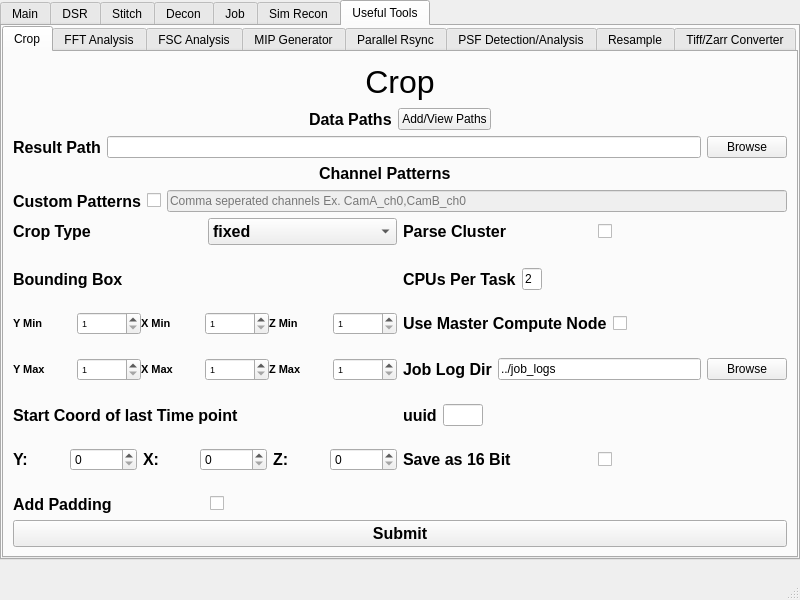
This is src/mainwindow.ui in abcucberkeley/PetaKit5D-GUI as Qt 5 draws it before an edit. The edited form follows.
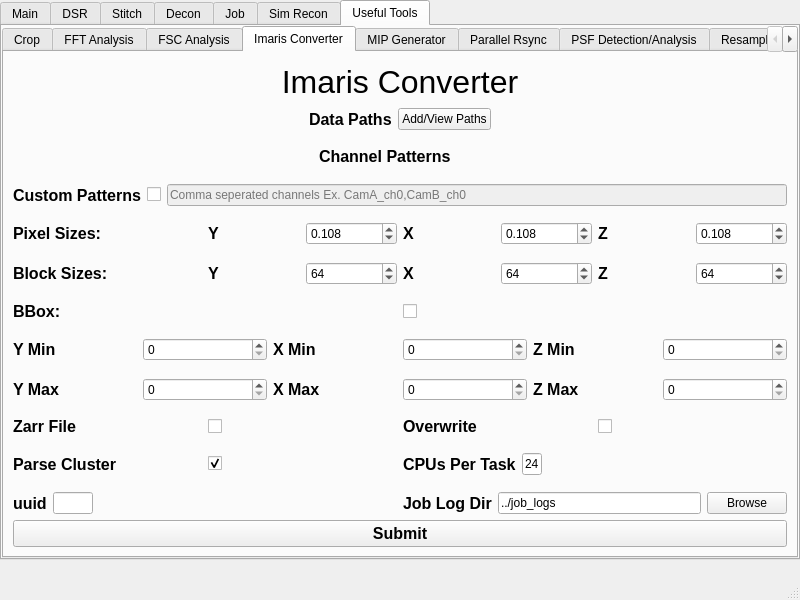
This is the edited form. The open tabs and pages were chosen to show the change.

Commit message: Added the Imaris Converter to Useful Tools

```diff
--- a/src/mainwindow.ui
+++ b/src/mainwindow.ui
@@ -7839,6 +7839,1056 @@
           </item>
          </layout>
         </widget>
+        <widget class="QWidget" name="imarisConverter">
+         <attribute name="title">
+          <string>Imaris Converter</string>
+         </attribute>
+         <layout class="QGridLayout" name="gridLayout_19" rowstretch="1,10,1">
+          <item row="0" column="0">
+           <layout class="QVBoxLayout" name="verticalLayout_45">
+            <item>
+             <layout class="QHBoxLayout" name="horizontalLayout_201">
+              <item>
+               <widget class="QLabel" name="imarisConverterLabel">
+                <property name="font">
+                 <font>
+                  <pointsize>24</pointsize>
+                  <bold>false</bold>
+                 </font>
+                </property>
+                <property name="text">
+                 <string>Imaris Converter</string>
+                </property>
+                <property name="alignment">
+                 <set>Qt::AlignCenter</set>
+                </property>
+               </widget>
+              </item>
+             </layout>
+            </item>
+           </layout>
+          </item>
+          <item row="1" column="0">
+           <layout class="QVBoxLayout" name="verticalLayout_46" stretch="1,1,1,1,1,1,1,1,1,1,1,1,1,1,0,1,1,1,1,1,1">
+            <property name="bottomMargin">
+             <number>0</number>
+            </property>
+            <item>
+             <layout class="QHBoxLayout" name="imarisConverterDataPathsHorizontalLayout">
+              <item>
+               <spacer name="horizontalSpacer_76">
+                <property name="orientation">
+                 <enum>Qt::Horizontal</enum>
+                </property>
+                <property name="sizeHint" stdset="0">
+                 <size>
+                  <width>40</width>
+                  <height>20</height>
+                 </size>
+                </property>
+               </spacer>
+              </item>
+              <item>
+               <widget class="QLabel" name="imarisConverterDataPathsLabel">
+                <property name="font">
+                 <font>
+                  <pointsize>12</pointsize>
+                  <bold>true</bold>
+                  <strikeout>false</strikeout>
+                  <kerning>true</kerning>
+                 </font>
+                </property>
+                <property name="text">
+                 <string>Data Paths</string>
+                </property>
+               </widget>
+              </item>
+              <item>
+               <widget class="QPushButton" name="imarisConverterAddPathsButton">
+                <property name="text">
+                 <string>Add/View Paths</string>
+                </property>
+               </widget>
+              </item>
+              <item>
+               <spacer name="horizontalSpacer_77">
+                <property name="orientation">
+                 <enum>Qt::Horizontal</enum>
+                </property>
+                <property name="sizeHint" stdset="0">
+                 <size>
+                  <width>40</width>
+                  <height>20</height>
+                 </size>
+                </property>
+               </spacer>
+              </item>
+             </layout>
+            </item>
+            <item>
+             <spacer name="verticalSpacer_99">
+              <property name="orientation">
+               <enum>Qt::Vertical</enum>
+              </property>
+              <property name="sizeHint" stdset="0">
+               <size>
+                <width>20</width>
+                <height>40</height>
+               </size>
+              </property>
+             </spacer>
+            </item>
+            <item>
+             <layout class="QHBoxLayout" name="imarisConverterChannelPatternsHorizontalLayout">
+              <item>
+               <widget class="QLabel" name="imarisConverterChannelPatternsLabel">
+                <property name="sizePolicy">
+                 <sizepolicy hsizetype="Maximum" vsizetype="Maximum">
+                  <horstretch>0</horstretch>
+                  <verstretch>0</verstretch>
+                 </sizepolicy>
+                </property>
+                <property name="font">
+                 <font>
+                  <pointsize>12</pointsize>
+                  <bold>true</bold>
+                  <strikeout>false</strikeout>
+                  <kerning>true</kerning>
+                 </font>
+                </property>
+                <property name="text">
+                 <string>Channel Patterns</string>
+                </property>
+               </widget>
+              </item>
+              <item>
+               <spacer name="imarisConverterChannelPatternsHorizontalSpacer">
+                <property name="orientation">
+                 <enum>Qt::Horizontal</enum>
+                </property>
+                <property name="sizeType">
+                 <enum>QSizePolicy::Maximum</enum>
+                </property>
+                <property name="sizeHint" stdset="0">
+                 <size>
+                  <width>30</width>
+                  <height>20</height>
+                 </size>
+                </property>
+               </spacer>
+              </item>
+             </layout>
+            </item>
+            <item>
+             <spacer name="verticalSpacer_100">
+              <property name="orientation">
+               <enum>Qt::Vertical</enum>
+              </property>
+              <property name="sizeHint" stdset="0">
+               <size>
+                <width>20</width>
+                <height>40</height>
+               </size>
+              </property>
+             </spacer>
+            </item>
+            <item>
+             <layout class="QHBoxLayout" name="imarisConverterCustomPatternsHorizontalLayout">
+              <item>
+               <widget class="QLabel" name="imarisConverterCustomPatternsLabel">
+                <property name="font">
+                 <font>
+                  <pointsize>12</pointsize>
+                  <bold>true</bold>
+                  <strikeout>false</strikeout>
+                  <kerning>true</kerning>
+                 </font>
+                </property>
+                <property name="text">
+                 <string>Custom Patterns</string>
+                </property>
+               </widget>
+              </item>
+              <item>
+               <widget class="QCheckBox" name="imarisConverterCustomPatternsCheckBox">
+                <property name="autoFillBackground">
+                 <bool>false</bool>
+                </property>
+                <property name="text">
+                 <string/>
+                </property>
+               </widget>
+              </item>
+              <item>
+               <widget class="QLineEdit" name="imarisConverterCustomPatternsLineEdit">
+                <property name="enabled">
+                 <bool>false</bool>
+                </property>
+                <property name="placeholderText">
+                 <string>Comma seperated channels Ex. CamA_ch0,CamB_ch0</string>
+                </property>
+               </widget>
+              </item>
+             </layout>
+            </item>
+            <item>
+             <spacer name="verticalSpacer_101">
+              <property name="orientation">
+               <enum>Qt::Vertical</enum>
+              </property>
+              <property name="sizeHint" stdset="0">
+               <size>
+                <width>20</width>
+                <height>40</height>
+               </size>
+              </property>
+             </spacer>
+            </item>
+            <item>
+             <layout class="QHBoxLayout" name="imarisConverterPixelSizesHorizontalLayout" stretch="1,1,1,1">
+              <item>
+               <layout class="QHBoxLayout" name="imarisConverterPixelSizesLabelLayout">
+                <item>
+                 <widget class="QLabel" name="imarisConverterPixelSizesLabel">
+                  <property name="font">
+                   <font>
+                    <pointsize>12</pointsize>
+                    <bold>true</bold>
+                   </font>
+                  </property>
+                  <property name="text">
+                   <string>Pixel Sizes:</string>
+                  </property>
+                 </widget>
+                </item>
+               </layout>
+              </item>
+              <item>
+               <layout class="QHBoxLayout" name="imarisConverterPixelSizesYHorizontalLayout">
+                <item>
+                 <widget class="QLabel" name="imarisConverterPixelSizesYLabel">
+                  <property name="enabled">
+                   <bool>true</bool>
+                  </property>
+                  <property name="font">
+                   <font>
+                    <pointsize>12</pointsize>
+                    <bold>true</bold>
+                   </font>
+                  </property>
+                  <property name="text">
+                   <string>Y</string>
+                  </property>
+                 </widget>
+                </item>
+                <item>
+                 <widget class="QDoubleSpinBox" name="imarisConverterPixelSizesYDoubleSpinBox">
+                  <property name="enabled">
+                   <bool>true</bool>
+                  </property>
+                  <property name="decimals">
+                   <number>3</number>
+                  </property>
+                  <property name="maximum">
+                   <double>9007199254000000.000000000000000</double>
+                  </property>
+                  <property name="value">
+                   <double>0.108000000000000</double>
+                  </property>
+                 </widget>
+                </item>
+               </layout>
+              </item>
+              <item>
+               <layout class="QHBoxLayout" name="imarisConverterPixelSizesXHorizontalLayout">
+                <item>
+                 <widget class="QLabel" name="imarisConverterPixelSizesXLabel">
+                  <property name="enabled">
+                   <bool>true</bool>
+                  </property>
+                  <property name="font">
+                   <font>
+                    <pointsize>12</pointsize>
+                    <bold>true</bold>
+                   </font>
+                  </property>
+                  <property name="text">
+                   <string>X</string>
+                  </property>
+                 </widget>
+                </item>
+                <item>
+                 <widget class="QDoubleSpinBox" name="imarisConverterPixelSizesXDoubleSpinBox">
+                  <property name="enabled">
+                   <bool>true</bool>
+                  </property>
+                  <property name="decimals">
+                   <number>3</number>
+                  </property>
+                  <property name="maximum">
+                   <double>9007199254000000.000000000000000</double>
+                  </property>
+                  <property name="value">
+                   <double>0.108000000000000</double>
+                  </property>
+                 </widget>
+                </item>
+               </layout>
+              </item>
+              <item>
+               <layout class="QHBoxLayout" name="imarisConverterPixelSizesZHorizontalLayout">
+                <item>
+                 <widget class="QLabel" name="imarisConverterPixelSizesZLabel">
+                  <property name="enabled">
+                   <bool>true</bool>
+                  </property>
+                  <property name="font">
+                   <font>
+                    <pointsize>12</pointsize>
+                    <bold>true</bold>
+                   </font>
+                  </property>
+                  <property name="text">
+                   <string>Z</string>
+                  </property>
+                 </widget>
+                </item>
+                <item>
+                 <widget class="QDoubleSpinBox" name="imarisConverterPixelSizesZDoubleSpinBox">
+                  <property name="enabled">
+                   <bool>true</bool>
+                  </property>
+                  <property name="decimals">
+                   <number>3</number>
+                  </property>
+                  <property name="maximum">
+                   <double>9007199254000000.000000000000000</double>
+                  </property>
+                  <property name="value">
+                   <double>0.108000000000000</double>
+                  </property>
+                 </widget>
+                </item>
+               </layout>
+              </item>
+             </layout>
+            </item>
+            <item>
+             <spacer name="verticalSpacer_107">
+              <property name="orientation">
+               <enum>Qt::Vertical</enum>
+              </property>
+              <property name="sizeHint" stdset="0">
+               <size>
+                <width>20</width>
+                <height>40</height>
+               </size>
+              </property>
+             </spacer>
+            </item>
+            <item>
+             <layout class="QHBoxLayout" name="imarisConverterBlockSizeHorizontalLayout" stretch="1,1,1,1">
+              <item>
+               <layout class="QHBoxLayout" name="imarisConverterBlockSizeLabelLayout">
+                <item>
+                 <widget class="QLabel" name="imarisConverterBlockSizeLabel">
+                  <property name="font">
+                   <font>
+                    <pointsize>12</pointsize>
+                    <bold>true</bold>
+                   </font>
+                  </property>
+                  <property name="text">
+                   <string>Block Sizes:</string>
+                  </property>
+                 </widget>
+                </item>
+               </layout>
+              </item>
+              <item>
+               <layout class="QHBoxLayout" name="imarisConverterBlockSizeYHorizontalLayout">
+                <item>
+                 <widget class="QLabel" name="imarisConverterBlockSizeYLabel">
+                  <property name="enabled">
+                   <bool>true</bool>
+                  </property>
+                  <property name="font">
+                   <font>
+                    <pointsize>12</pointsize>
+                    <bold>true</bold>
+                   </font>
+                  </property>
+                  <property name="text">
+                   <string>Y</string>
+                  </property>
+                 </widget>
+                </item>
+                <item>
+                 <widget class="QSpinBox" name="imarisConverterBlockSizeYSpinBox">
+                  <property name="enabled">
+                   <bool>true</bool>
+                  </property>
+                  <property name="maximum">
+                   <number>2147483647</number>
+                  </property>
+                  <property name="value">
+                   <number>64</number>
+                  </property>
+                 </widget>
+                </item>
+               </layout>
+              </item>
+              <item>
+               <layout class="QHBoxLayout" name="imarisConverterBlockSizeXHorizontalLayout">
+                <item>
+                 <widget class="QLabel" name="imarisConverterBlockSizeXLabel">
+                  <property name="enabled">
+                   <bool>true</bool>
+                  </property>
+                  <property name="font">
+                   <font>
+                    <pointsize>12</pointsize>
+                    <bold>true</bold>
+                   </font>
+                  </property>
+                  <property name="text">
+                   <string>X</string>
+                  </property>
+                 </widget>
+                </item>
+                <item>
+                 <widget class="QSpinBox" name="imarisConverterBlockSizeXSpinBox">
+                  <property name="enabled">
+                   <bool>true</bool>
+                  </property>
+                  <property name="maximum">
+                   <number>2147483647</number>
+                  </property>
+                  <property name="value">
+                   <number>64</number>
+                  </property>
+                 </widget>
+                </item>
+               </layout>
+              </item>
+              <item>
+               <layout class="QHBoxLayout" name="imarisConverterBlockSizeZHorizontalLayout">
+                <item>
+                 <widget class="QLabel" name="imarisConverterBlockSizeZLabel">
+                  <property name="enabled">
+                   <bool>true</bool>
+                  </property>
+                  <property name="font">
+                   <font>
+                    <pointsize>12</pointsize>
+                    <bold>true</bold>
+                   </font>
+                  </property>
+                  <property name="text">
+                   <string>Z</string>
+                  </property>
+                 </widget>
+                </item>
+                <item>
+                 <widget class="QSpinBox" name="imarisConverterBlockSizeZSpinBox">
+                  <property name="enabled">
+                   <bool>true</bool>
+                  </property>
+                  <property name="maximum">
+                   <number>2147483647</number>
+                  </property>
+                  <property name="value">
+                   <number>64</number>
+                  </property>
+                 </widget>
+                </item>
+               </layout>
+              </item>
+             </layout>
+            </item>
+            <item>
+             <spacer name="verticalSpacer_108">
+              <property name="orientation">
+               <enum>Qt::Vertical</enum>
+              </property>
+              <property name="sizeHint" stdset="0">
+               <size>
+                <width>20</width>
+                <height>40</height>
+               </size>
+              </property>
+             </spacer>
+            </item>
+            <item>
+             <layout class="QHBoxLayout" name="imarisConverterBBoxHorizontalLayout">
+              <item>
+               <layout class="QHBoxLayout" name="imarisConverterBBoxLabelLayout">
+                <item>
+                 <widget class="QLabel" name="imarisConverterBBoxLabel">
+                  <property name="font">
+                   <font>
+                    <pointsize>12</pointsize>
+                    <bold>true</bold>
+                   </font>
+                  </property>
+                  <property name="text">
+                   <string>BBox:</string>
+                  </property>
+                 </widget>
+                </item>
+                <item>
+                 <widget class="QCheckBox" name="imarisConverterBBoxCheckBox">
+                  <property name="autoFillBackground">
+                   <bool>false</bool>
+                  </property>
+                  <property name="text">
+                   <string/>
+                  </property>
+                  <property name="checked">
+                   <bool>false</bool>
+                  </property>
+                 </widget>
+                </item>
+               </layout>
+              </item>
+             </layout>
+            </item>
+            <item>
+             <spacer name="verticalSpacer_102">
+              <property name="orientation">
+               <enum>Qt::Vertical</enum>
+              </property>
+              <property name="sizeHint" stdset="0">
+               <size>
+                <width>20</width>
+                <height>40</height>
+               </size>
+              </property>
+             </spacer>
+            </item>
+            <item>
+             <layout class="QHBoxLayout" name="imarisConverterBBoxMinHorizontalLayout">
+              <item>
+               <layout class="QHBoxLayout" name="imarisConverterBBoxYMinHorizontalLayout">
+                <item>
+                 <widget class="QLabel" name="imarisConverterBBoxYMinLabel">
+                  <property name="enabled">
+                   <bool>true</bool>
+                  </property>
+                  <property name="font">
+                   <font>
+                    <pointsize>12</pointsize>
+                    <bold>true</bold>
+                   </font>
+                  </property>
+                  <property name="text">
+                   <string>Y Min</string>
+                  </property>
+                 </widget>
+                </item>
+                <item>
+                 <widget class="QSpinBox" name="imarisConverterBBoxYMinSpinBox">
+                  <property name="enabled">
+                   <bool>true</bool>
+                  </property>
+                  <property name="minimum">
+                   <number>0</number>
+                  </property>
+                  <property name="maximum">
+                   <number>2147483647</number>
+                  </property>
+                  <property name="value">
+                   <number>0</number>
+                  </property>
+                 </widget>
+                </item>
+               </layout>
+              </item>
+              <item>
+               <layout class="QHBoxLayout" name="imarisConverterBBoxXMinHorizontalLayout">
+                <item>
+                 <widget class="QLabel" name="imarisConverterBBoxXMinLabel">
+                  <property name="enabled">
+                   <bool>true</bool>
+                  </property>
+                  <property name="font">
+                   <font>
+                    <pointsize>12</pointsize>
+                    <bold>true</bold>
+                   </font>
+                  </property>
+                  <property name="text">
+                   <string>X Min</string>
+                  </property>
+                 </widget>
+                </item>
+                <item>
+                 <widget class="QSpinBox" name="imarisConverterBBoxXMinSpinBox">
+                  <property name="enabled">
+                   <bool>true</bool>
+                  </property>
+                  <property name="minimum">
+                   <number>0</number>
+                  </property>
+                  <property name="maximum">
+                   <number>2147483647</number>
+                  </property>
+                  <property name="value">
+                   <number>0</number>
+                  </property>
+                 </widget>
+                </item>
+               </layout>
+              </item>
+              <item>
+               <layout class="QHBoxLayout" name="imarisConverterBBoxZMinHorizontalLayout">
+                <item>
+                 <widget class="QLabel" name="imarisConverterBBoxZMinLabel">
+                  <property name="enabled">
+                   <bool>true</bool>
+                  </property>
+                  <property name="font">
+                   <font>
+                    <pointsize>12</pointsize>
+                    <bold>true</bold>
+                   </font>
+                  </property>
+                  <property name="text">
+                   <string>Z Min</string>
+                  </property>
+                 </widget>
+                </item>
+                <item>
+                 <widget class="QSpinBox" name="imarisConverterBBoxZMinSpinBox">
+                  <property name="enabled">
+                   <bool>true</bool>
+                  </property>
+                  <property name="minimum">
+                   <number>0</number>
+                  </property>
+                  <property name="maximum">
+                   <number>2147483647</number>
+                  </property>
+                  <property name="value">
+                   <number>0</number>
+                  </property>
+                 </widget>
+                </item>
+               </layout>
+              </item>
+             </layout>
+            </item>
+            <item>
+             <spacer name="verticalSpacer_105">
+              <property name="orientation">
+               <enum>Qt::Vertical</enum>
+              </property>
+              <property name="sizeHint" stdset="0">
+               <size>
+                <width>20</width>
+                <height>40</height>
+               </size>
+              </property>
+             </spacer>
+            </item>
+            <item>
+             <layout class="QHBoxLayout" name="imarisConverterBBoxMaxHorizontalLayout">
+              <item>
+               <layout class="QHBoxLayout" name="imarisConverterBBoxYMaxHorizontalLayout">
+                <item>
+                 <widget class="QLabel" name="imarisConverterBBoxYMaxLabel">
+                  <property name="enabled">
+                   <bool>true</bool>
+                  </property>
+                  <property name="font">
+                   <font>
+                    <pointsize>12</pointsize>
+                    <bold>true</bold>
+                   </font>
+                  </property>
+                  <property name="text">
+                   <string>Y Max</string>
+                  </property>
+                 </widget>
+                </item>
+                <item>
+                 <widget class="QSpinBox" name="imarisConverterBBoxYMaxSpinBox">
+                  <property name="enabled">
+                   <bool>true</bool>
+                  </property>
+                  <property name="minimum">
+                   <number>0</number>
+                  </property>
+                  <property name="maximum">
+                   <number>2147483647</number>
+                  </property>
+                  <property name="value">
+                   <number>0</number>
+                  </property>
+                 </widget>
+                </item>
+               </layout>
+              </item>
+              <item>
+               <layout class="QHBoxLayout" name="imarisConverterBBoxXMaxHorizontalLayout">
+                <item>
+                 <widget class="QLabel" name="imarisConverterBBoxXMaxLabel">
+                  <property name="enabled">
+                   <bool>true</bool>
+                  </property>
+                  <property name="font">
+                   <font>
+                    <pointsize>12</pointsize>
+                    <bold>true</bold>
+                   </font>
+                  </property>
+                  <property name="text">
+                   <string>X Max</string>
+                  </property>
+                 </widget>
+                </item>
+                <item>
+                 <widget class="QSpinBox" name="imarisConverterBBoxXMaxSpinBox">
+                  <property name="enabled">
+                   <bool>true</bool>
+                  </property>
+                  <property name="minimum">
+                   <number>0</number>
+                  </property>
+                  <property name="maximum">
+                   <number>2147483647</number>
+                  </property>
+                  <property name="value">
+                   <number>0</number>
+                  </property>
+                 </widget>
+                </item>
+               </layout>
+              </item>
+              <item>
+               <layout class="QHBoxLayout" name="imarisConverterBBoxZMaxHorizontalLayout">
+                <item>
+                 <widget class="QLabel" name="imarisConverterBBoxZMaxLabel">
+                  <property name="enabled">
+                   <bool>true</bool>
+                  </property>
+                  <property name="font">
+                   <font>
+                    <pointsize>12</pointsize>
+                    <bold>true</bold>
+                   </font>
+                  </property>
+                  <property name="text">
+                   <string>Z Max</string>
+                  </property>
+                 </widget>
+                </item>
+                <item>
+                 <widget class="QSpinBox" name="imarisConverterBBoxZMaxSpinBox">
+                  <property name="enabled">
+                   <bool>true</bool>
+                  </property>
+                  <property name="minimum">
+                   <number>0</number>
+                  </property>
+                  <property name="maximum">
+                   <number>2147483647</number>
+                  </property>
+                  <property name="value">
+                   <number>0</number>
+                  </property>
+                 </widget>
+                </item>
+               </layout>
+              </item>
+             </layout>
+            </item>
+            <item>
+             <spacer name="verticalSpacer_106">
+              <property name="orientation">
+               <enum>Qt::Vertical</enum>
+              </property>
+              <property name="sizeHint" stdset="0">
+               <size>
+                <width>20</width>
+                <height>40</height>
+               </size>
+              </property>
+             </spacer>
+            </item>
+            <item>
+             <layout class="QHBoxLayout" name="horizontalLayout_208">
+              <item>
+               <layout class="QHBoxLayout" name="imarisConverterZarrFileHorizontalLayout">
+                <item>
+                 <widget class="QLabel" name="imarisConverterZarrFileLabel">
+                  <property name="font">
+                   <font>
+                    <pointsize>12</pointsize>
+                    <bold>true</bold>
+                   </font>
+                  </property>
+                  <property name="text">
+                   <string>Zarr File</string>
+                  </property>
+                 </widget>
+                </item>
+                <item>
+                 <widget class="QCheckBox" name="imarisConverterZarrFileCheckBox">
+                  <property name="autoFillBackground">
+                   <bool>false</bool>
+                  </property>
+                  <property name="text">
+                   <string/>
+                  </property>
+                  <property name="checked">
+                   <bool>false</bool>
+                  </property>
+                 </widget>
+                </item>
+               </layout>
+              </item>
+              <item>
+               <layout class="QHBoxLayout" name="imarisConverterOverwriteHorizontalLayout">
+                <item>
+                 <widget class="QLabel" name="imarisConverterOverwriteLabel">
+                  <property name="font">
+                   <font>
+                    <pointsize>12</pointsize>
+                    <bold>true</bold>
+                   </font>
+                  </property>
+                  <property name="text">
+                   <string>Overwrite</string>
+                  </property>
+                 </widget>
+                </item>
+                <item>
+                 <widget class="QCheckBox" name="imarisConverterOverwriteCheckBox">
+                  <property name="autoFillBackground">
+                   <bool>false</bool>
+                  </property>
+                  <property name="text">
+                   <string/>
+                  </property>
+                  <property name="checked">
+                   <bool>false</bool>
+                  </property>
+                 </widget>
+                </item>
+               </layout>
+              </item>
+             </layout>
+            </item>
+            <item>
+             <spacer name="verticalSpacer_103">
+              <property name="orientation">
+               <enum>Qt::Vertical</enum>
+              </property>
+              <property name="sizeHint" stdset="0">
+               <size>
+                <width>20</width>
+                <height>40</height>
+               </size>
+              </property>
+             </spacer>
+            </item>
+            <item>
+             <layout class="QHBoxLayout" name="horizontalLayout_212" stretch="1,1">
+              <item>
+               <layout class="QHBoxLayout" name="imarisConverterParseClusterHorizontalLayout">
+                <item>
+                 <widget class="QLabel" name="imarisConverterParseClusterLabel">
+                  <property name="font">
+                   <font>
+                    <pointsize>12</pointsize>
+                    <bold>true</bold>
+                   </font>
+                  </property>
+                  <property name="text">
+                   <string>Parse Cluster</string>
+                  </property>
+                 </widget>
+                </item>
+                <item>
+                 <widget class="QCheckBox" name="imarisConverterParseClusterCheckBox">
+                  <property name="autoFillBackground">
+                   <bool>false</bool>
+                  </property>
+                  <property name="text">
+                   <string/>
+                  </property>
+                  <property name="checked">
+                   <bool>true</bool>
+                  </property>
+                 </widget>
+                </item>
+               </layout>
+              </item>
+              <item>
+               <layout class="QHBoxLayout" name="imarisConverterCpusPerTaskHorizontalLayout">
+                <item>
+                 <widget class="QLabel" name="imarisConverterCpusPerTaskLabel">
+                  <property name="font">
+                   <font>
+                    <pointsize>12</pointsize>
+                    <bold>true</bold>
+                   </font>
+                  </property>
+                  <property name="text">
+                   <string>CPUs Per Task</string>
+                  </property>
+                 </widget>
+                </item>
+                <item>
+                 <widget class="QLineEdit" name="imarisConverterCpusPerTaskLineEdit">
+                  <property name="sizePolicy">
+                   <sizepolicy hsizetype="Preferred" vsizetype="Fixed">
+                    <horstretch>0</horstretch>
+                    <verstretch>0</verstretch>
+                   </sizepolicy>
+                  </property>
+                  <property name="maximumSize">
+                   <size>
+                    <width>20</width>
+                    <height>16777215</height>
+                   </size>
+                  </property>
+                  <property name="text">
+                   <string>24</string>
+                  </property>
+                 </widget>
+                </item>
+                <item>
+                 <spacer name="imarisConverterCpusPerTaskHorizontalSpacer">
+                  <property name="orientation">
+                   <enum>Qt::Horizontal</enum>
+                  </property>
+                  <property name="sizeHint" stdset="0">
+                   <size>
+                    <width>200</width>
+                    <height>20</height>
+                   </size>
+                  </property>
+                 </spacer>
+                </item>
+               </layout>
+              </item>
+             </layout>
+            </item>
+            <item>
+             <spacer name="verticalSpacer_104">
+              <property name="orientation">
+               <enum>Qt::Vertical</enum>
+              </property>
+              <property name="sizeHint" stdset="0">
+               <size>
+                <width>20</width>
+                <height>40</height>
+               </size>
+              </property>
+             </spacer>
+            </item>
+            <item>
+             <layout class="QHBoxLayout" name="horizontalLayout_215" stretch="1,1">
+              <item>
+               <layout class="QHBoxLayout" name="imarisConverterUuidHorizontalLayout">
+                <item>
+                 <widget class="QLabel" name="imarisConverterUuidLabel">
+                  <property name="font">
+                   <font>
+                    <pointsize>12</pointsize>
+                    <bold>true</bold>
+                   </font>
+                  </property>
+                  <property name="text">
+                   <string>uuid</string>
+                  </property>
+                 </widget>
+                </item>
+                <item>
+                 <widget class="QLineEdit" name="imarisConverterUuidLineEdit">
+                  <property name="maximumSize">
+                   <size>
+                    <width>40</width>
+                    <height>16777215</height>
+                   </size>
+                  </property>
+                 </widget>
+                </item>
+                <item>
+                 <spacer name="imarisConverterUuidHorizontalSpacer">
+                  <property name="orientation">
+                   <enum>Qt::Horizontal</enum>
+                  </property>
+                  <property name="sizeHint" stdset="0">
+                   <size>
+                    <width>200</width>
+                    <height>20</height>
+                   </size>
+                  </property>
+                 </spacer>
+                </item>
+               </layout>
+              </item>
+              <item>
+               <layout class="QHBoxLayout" name="imarisConverterJobLogDirHorizontalLayout">
+                <item>
+                 <widget class="QLabel" name="imarisConverterJobLogDirLabel">
+                  <property name="font">
+                   <font>
+                    <pointsize>12</pointsize>
+                    <bold>true</bold>
+                   </font>
+                  </property>
+                  <property name="text">
+                   <string>Job Log Dir</string>
+                  </property>
+                 </widget>
+                </item>
+                <item>
+                 <widget class="QLineEdit" name="imarisConverterJobLogDirLineEdit">
+                  <property name="text">
+                   <string>../job_logs</string>
+                  </property>
+                 </widget>
+                </item>
+                <item>
+                 <widget class="QPushButton" name="imarisConverterJobLogDirBrowseButton">
+                  <property name="text">
+                   <string>Browse</string>
+                  </property>
+                 </widget>
+                </item>
+               </layout>
+              </item>
+             </layout>
+            </item>
+           </layout>
+          </item>
+          <item row="2" column="0">
+           <layout class="QVBoxLayout" name="verticalLayout_47">
+            <item>
+             <layout class="QHBoxLayout" name="horizontalLayout_217">
+              <item>
+               <widget class="QPushButton" name="imarisConverterSubmitButton">
+                <property name="font">
+                 <font>
+                  <pointsize>12</pointsize>
+                  <bold>true</bold>
+                 </font>
+                </property>
+                <property name="text">
+                 <string>Submit</string>
+                </property>
+               </widget>
+              </item>
+             </layout>
+            </item>
+           </layout>
+          </item>
+         </layout>
+        </widget>
         <widget class="QWidget" name="mipGenerator">
          <attribute name="title">
           <string>MIP Generator</string>
```
Left out of the diff: 4 changed lines with no effect on the pictures. The commit also changes 2 other files.
